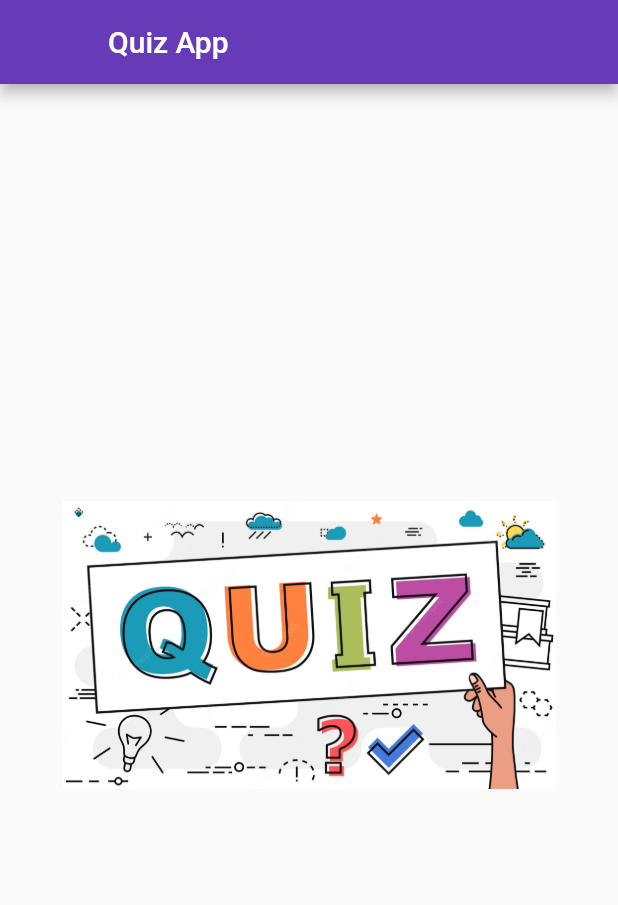
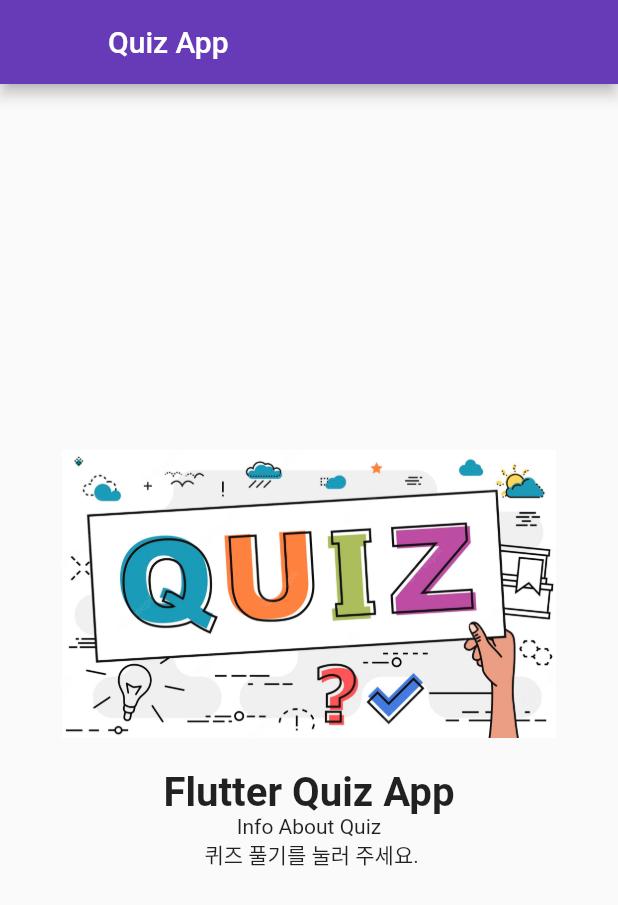
Before and after one commit to metacogpe/flutter_quiz_app, a Flutter app: the screen it shows after launch, on a phone screen of 412 x 824 dp. Shown: the top 905 px of the screen. Run offline on Flutter 3.47's test engine with Material 2 defaults, Android fonts, the phone set to English and light mode, and no system bars.

Commit message:
Text: 퀴즈 안내

```diff
--- a/lib/screen/screen_home.dart
+++ b/lib/screen/screen_home.dart
@@ -31,6 +31,17 @@ class _HomeScreenState extends State<HomeScreen> {
               ),
               Padding(padding: EdgeInsets.all(width * 0.024),
               ),
+              Text(
+                'Flutter Quiz App',
+                style: TextStyle(
+                  fontSize: width * 0.065,
+                  fontWeight: FontWeight.bold,
+                ),
+              ),
+              Text(
+                'Info About Quiz\n 퀴즈 풀기를 눌러 주세요.',
+                textAlign: TextAlign.center,
+              ),
             ],
           ),
         ),
```
